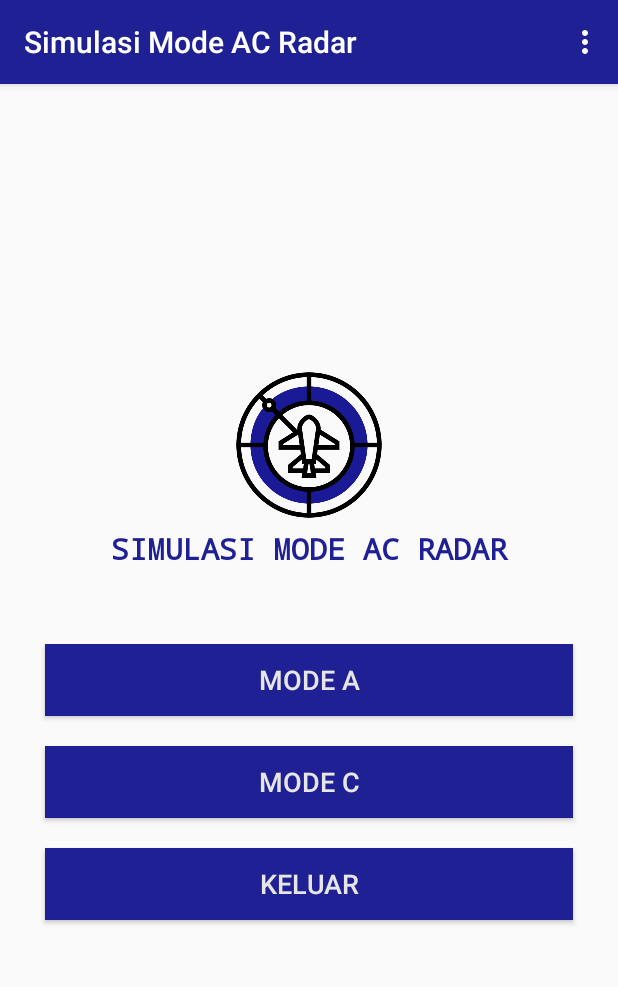
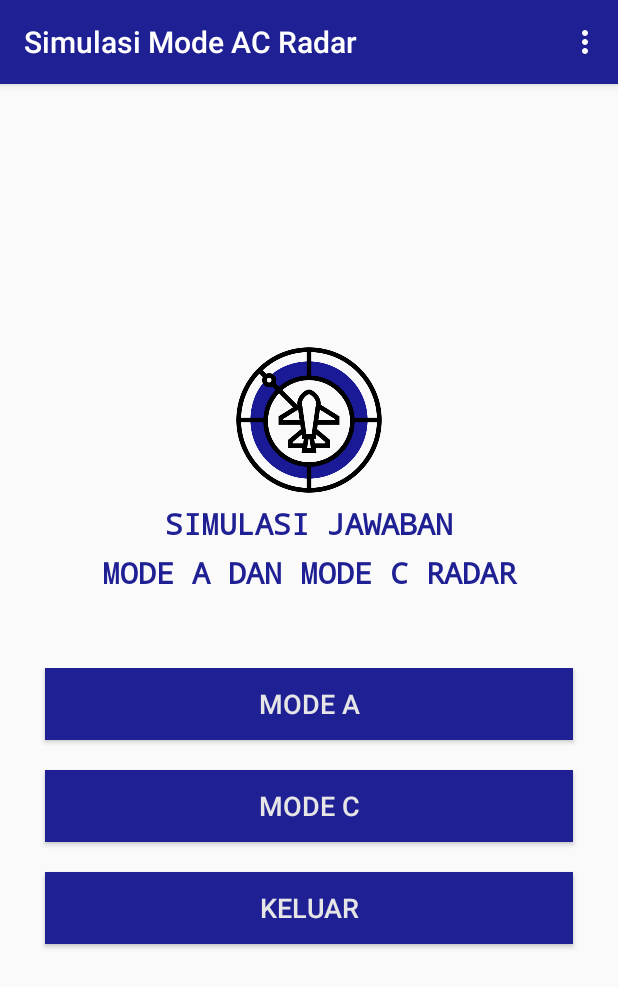
Before and after one commit to fikneader/SimulasiModeACRadar, an Android app: the MainActivity screen opened directly, with no data from a screen before it, on a phone screen of 412 x 824 dp. Shown: the top 987 px of the screen. Run offline under Robolectric (Android 15) with nearby library versions, the phone set to English and light mode, and no system bars.

Commit message:
3 Maret 2020

```diff
--- a/app/src/main/res/layout/activity_main.xml
+++ b/app/src/main/res/layout/activity_main.xml
@@ -15,12 +15,22 @@
         app:srcCompat="@drawable/icon_radar" />
 
     <TextView
-        android:id="@+id/textView3"
         android:layout_width="match_parent"
         android:layout_height="wrap_content"
         android:layout_marginTop="5dp"
         android:gravity="center"
-        android:text="SIMULASI MODE AC RADAR"
+        android:text="SIMULASI JAWABAN"
+        android:textColor="@color/colorPrimary"
+        android:textSize="20sp"
+        android:textStyle="bold"
+        android:typeface="monospace" />
+
+    <TextView
+        android:layout_width="match_parent"
+        android:layout_height="wrap_content"
+        android:layout_marginTop="5dp"
+        android:gravity="center"
+        android:text="MODE A DAN MODE C RADAR"
         android:textColor="@color/colorPrimary"
         android:textSize="20sp"
         android:textStyle="bold"
```
Also changed, not shown: app/src/main/java/stta/ac/id/simulasimodeacradar/ModeCActivity.java (+15 -7 lines), app/src/main/res/layout/popup_mode_c.xml (+15 -1 lines).
